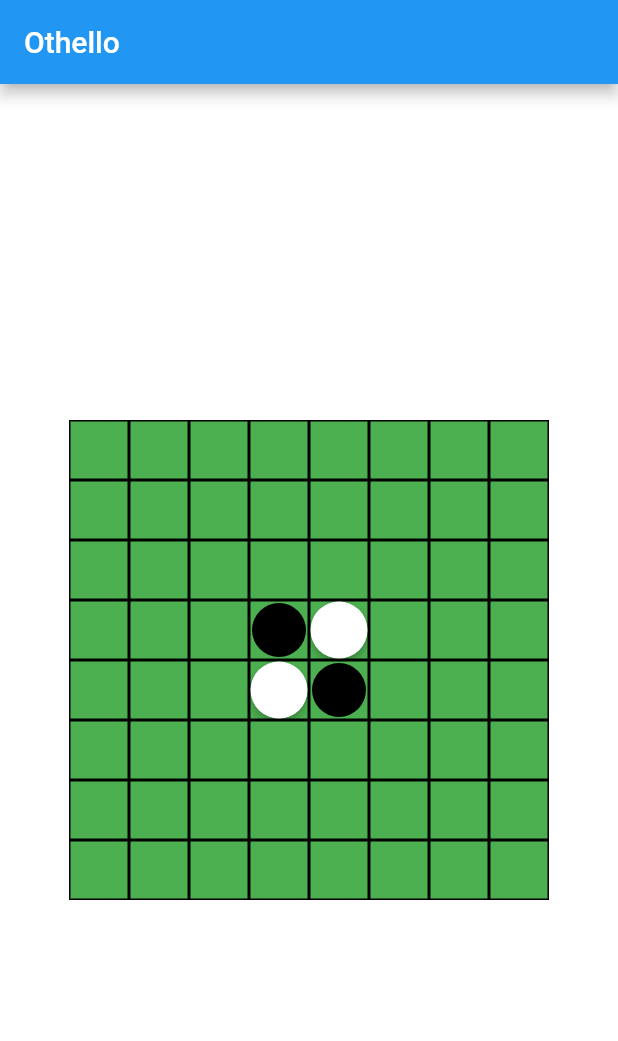
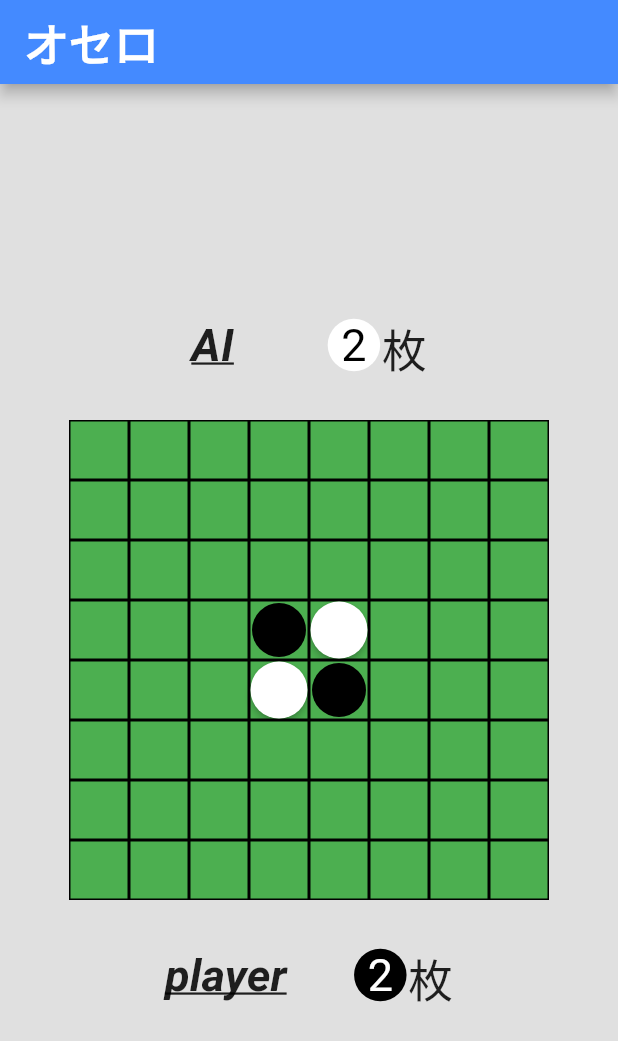
Before and after one commit to nicky-t/othello, a Flutter app: the screen it shows after launch, on a phone screen of 412 x 824 dp. Shown: the top 1041 px of the screen. Run offline on Flutter 3.47's test engine with Material 2 defaults, Android fonts, the light colour scheme and no system bars; drawn by our look-alikes of flip_card; missing offline and left inert: dart:html; statements that could not run were skipped.

Commit message:
画面のレイアウト

```diff
--- a/lib/screens/othello_page.dart
+++ b/lib/screens/othello_page.dart
@@ -1,5 +1,7 @@
+import 'package:flutter/cupertino.dart';
 import 'package:flutter/material.dart';
 import 'package:othello/judge.dart';
+import 'package:othello/screens/widgets/stones.dart';
 
 import '../constants.dart';
 import 'widgets/draw_horizontal.dart';
@@ -59,12 +61,76 @@ class _OthelloPageState extends State<OthelloPage> {
   @override
   Widget build(BuildContext context) {
     return Scaffold(
-      backgroundColor: Colors.white,
+      backgroundColor: Colors.black12,
       appBar: AppBar(
-        title: Text('Othello'),
-        backgroundColor: Colors.blue,
+        title: Text('オセロ',
+        style: TextStyle(
+        fontSize: 30,
+          fontWeight: FontWeight.bold,
         ),
-      body: Center(
+        ),
+        backgroundColor: Colors.blueAccent,
+      ),
+      body: Column(
+        crossAxisAlignment: CrossAxisAlignment.start,
+        mainAxisAlignment: MainAxisAlignment.center,
+        children: <Widget>[
+          Center(
+      child:
+        Container(
+        height: 60,
+        width: 300,
+        padding: EdgeInsets.all(10.0),
+        margin: EdgeInsets.all(10.0),
+        child:
+          Row(
+            mainAxisAlignment: MainAxisAlignment.spaceEvenly,
+            children: <Widget>[
+              Container(
+               child: Text("AI",
+                  style: TextStyle(
+                  fontSize: 30,
+                    fontWeight: FontWeight.bold,
+                    fontStyle: FontStyle.italic,
+                      decoration: TextDecoration.underline,
+                  ),
+                ),
+              ),
+              Row(
+                mainAxisAlignment: MainAxisAlignment.spaceEvenly,
+                children: <Widget>[
+               Container(
+              constraints: BoxConstraints.expand(height: 35, width: 35),
+                  margin: EdgeInsets.all(1.0),
+                  decoration: BoxDecoration(
+                    borderRadius: BorderRadius.circular(20.0),
+                    color: Colors.white,
+                  ),
+                 child: Center(
+                   child: Container(
+                     child: Text("2",
+                       style: TextStyle(
+                         fontSize: 30,
+                         color: Colors.black,
+                       ),
+                     ),
+                   ),
+                 ),
+                ),
+              Container(
+                child: Text("枚",
+                  style: TextStyle(
+                    fontSize: 30,
+                  ),
+                ),
+              ),
+                  ],
+              ),
+            ],
+          ),
+        ),
+          ),
+          Center(
             child: Container(
               margin: const EdgeInsets.all(10.0),
               color: Colors.black,
@@ -170,6 +236,62 @@ class _OthelloPageState extends State<OthelloPage> {
               ]),
             ),
           ),
+              Center(
+                child: Container(
+                height: 60,
+    width: 300,
+    padding: EdgeInsets.all(10.0),
+    margin: EdgeInsets.all(10.0),
+    child:
+          Row(
+            mainAxisAlignment: MainAxisAlignment.spaceEvenly,
+            children: <Widget>[
+                Container(
+                child: Text("player",
+                  style: TextStyle(
+                    fontSize: 30,
+                    fontWeight: FontWeight.bold,
+                    fontStyle: FontStyle.italic,
+                    decoration: TextDecoration.underline,
+                  ),
+                ),
+                ),
+                Row(
+                  mainAxisAlignment: MainAxisAlignment.spaceEvenly,
+                  children: <Widget>[
+                    Container(
+                    constraints: BoxConstraints.expand(height: 35, width: 35),
+                    margin: EdgeInsets.all(1.0),
+                    decoration: BoxDecoration(
+                      borderRadius: BorderRadius.circular(20.0),
+                      color: Colors.black,
+                    ),
+                      child: Center(
+                        child: Container(
+                          child: Text("2",
+                            style: TextStyle(
+                              fontSize: 30,
+                              color: Colors.white,
+                            ),
+                          ),
+                        ),
+                      ),
+                    ),
+                 Container(
+                  child: Text("枚",
+                    style: TextStyle(
+                      fontSize: 30,
+                    ),
+                  ),
+                ),
+                ],
+                ),
+            ],
+          ),
+                ),
+              ),
+        ],
+      ),
     );
   }
 }
--- a/lib/screens/widgets/stones.dart
+++ b/lib/screens/widgets/stones.dart
@@ -1,3 +1,5 @@
+import 'dart:html';
+
 import 'package:flutter/material.dart';
 
 class BlackStone extends StatelessWidget {
@@ -35,6 +37,7 @@ class GreyStone extends StatelessWidget {
   Widget build(BuildContext context) {
     return Center(
       child: Container(
+        constraints: BoxConstraints.expand(height: 15, width: 15),
         margin: EdgeInsets.all(1.0),
         decoration: BoxDecoration(
           borderRadius: BorderRadius.circular(10.0),
```
Lines whose indentation alone changed are shown as unchanged.
